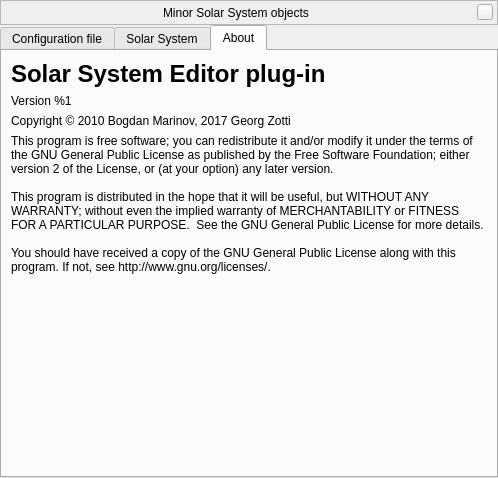
519984307/stellarium_src, file plugins/SolarSystemEditor/src/gui/solarSystemManagerWindow.ui: the form before one commit.
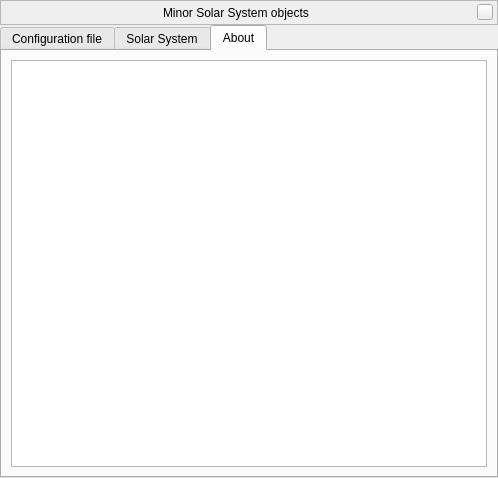
The form after the commit. The open tabs and pages were chosen to show the change. Custom widgets are drawn as their Qt base class.

Patch:
```diff
--- a/plugins/SolarSystemEditor/src/gui/solarSystemManagerWindow.ui
+++ b/plugins/SolarSystemEditor/src/gui/solarSystemManagerWindow.ui
@@ -361,59 +361,7 @@
       </attribute>
       <layout class="QVBoxLayout" name="verticalLayout_4">
        <item>
-        <widget class="QLabel" name="labelTitle">
-         <property name="styleSheet">
-          <string notr="true">QLabel {
-	font: bold 18pt ;
-}</string>
-         </property>
-         <property name="text">
-          <string notr="true">Solar System Editor plug-in</string>
-         </property>
-        </widget>
-       </item>
-       <item>
-        <widget class="QLabel" name="labelVersion">
-         <property name="text">
-          <string notr="true">Version %1</string>
-         </property>
-        </widget>
-       </item>
-       <item>
-        <widget class="QLabel" name="labelCopyright">
-         <property name="text">
-          <string notr="true">Copyright &amp;copy; 2010 Bogdan Marinov, 2017 Georg Zotti</string>
-         </property>
-         <property name="textFormat">
-          <enum>Qt::RichText</enum>
-         </property>
-        </widget>
-       </item>
-       <item>
-        <widget class="QLabel" name="labelLicense">
-         <property name="sizePolicy">
-          <sizepolicy hsizetype="Preferred" vsizetype="Expanding">
-           <horstretch>0</horstretch>
-           <verstretch>0</verstretch>
-          </sizepolicy>
-         </property>
-         <property name="text">
-          <string notr="true">This program is free software; you can redistribute it and/or modify it under the terms of the GNU General Public License as published by the Free Software Foundation; either version 2 of the License, or (at your option) any later version.
-
-This program is distributed in the hope that it will be useful, but WITHOUT ANY WARRANTY; without even the implied warranty of MERCHANTABILITY or FITNESS FOR A PARTICULAR PURPOSE.  See the GNU General Public License for more details.
-
-You should have received a copy of the GNU General Public License along with this program. If not, see http://www.gnu.org/licenses/.</string>
-         </property>
-         <property name="alignment">
-          <set>Qt::AlignLeading|Qt::AlignLeft|Qt::AlignTop</set>
-         </property>
-         <property name="wordWrap">
-          <bool>true</bool>
-         </property>
-         <property name="textInteractionFlags">
-          <set>Qt::LinksAccessibleByMouse|Qt::TextSelectableByMouse</set>
-         </property>
-        </widget>
+        <widget class="QTextBrowser" name="aboutTextBrowser"/>
        </item>
       </layout>
      </widget>
```
